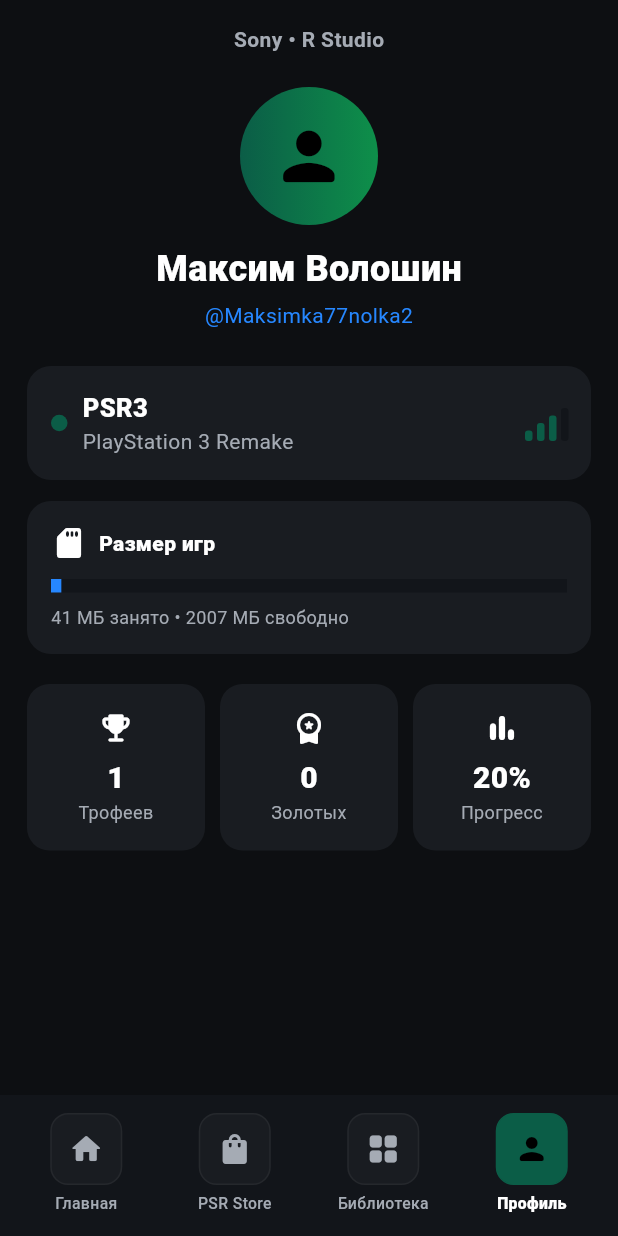
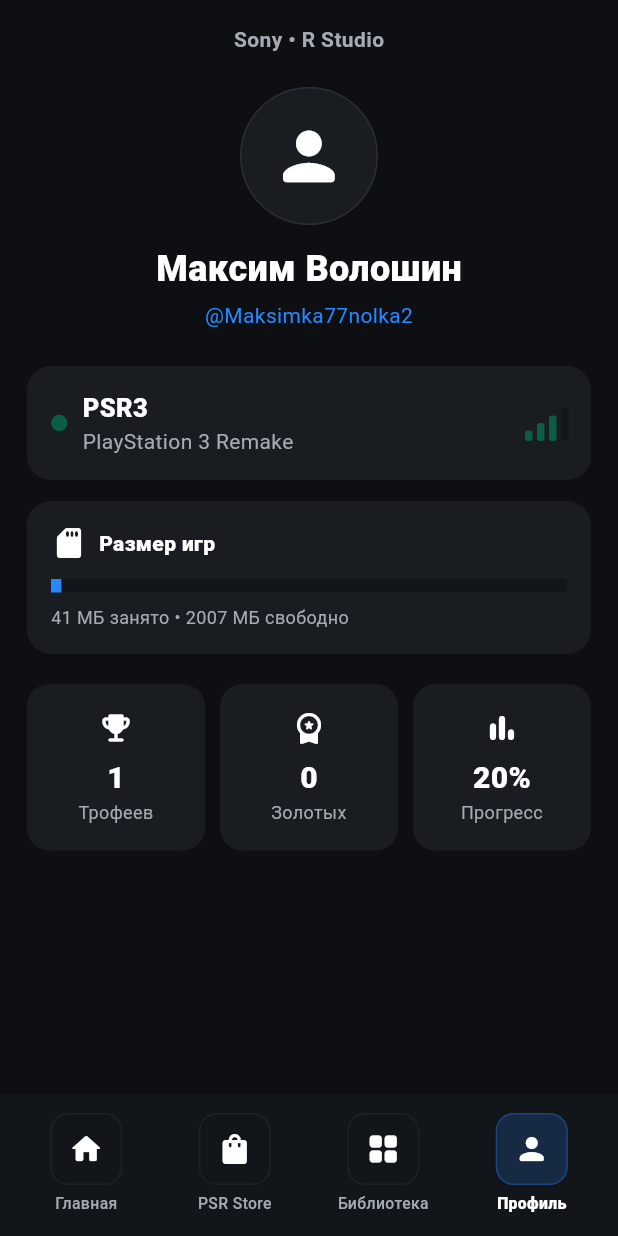
Before and after one commit to blubbery733/app-creat, a Flutter app: the Shell screen opened directly with empty values, item 4 of the bottom bar chosen, on a phone screen of 412 x 824 dp. Run offline on Flutter 3.47's test engine with Material 3 defaults, Android fonts, the phone set to English and light mode, and no system bars; our stand-ins replace audioplayers, flutter_svg, image_picker, shared_preferences; accounts and stored records are empty; project files that could hold a hidden picture were left out.

Commit message:
Polish PSR3 white icon styling

```diff
--- a/lib/main.dart
+++ b/lib/main.dart
@@ -449,17 +449,17 @@
                           width: 48,
                           height: 48,
                           decoration: BoxDecoration(
-                            color: active ? C.accent : C.card,
+                            color: active ? C.blue.withOpacity(.18) : Colors.transparent,
                             borderRadius: BorderRadius.circular(12),
                             border: Border.all(
                               color: active
-                                  ? C.accent
+                                  ? C.blue.withOpacity(.30)
                                   : Colors.white.withOpacity(.05),
                             ),
                           ),
                           child: Icon(
                             item.$1,
-                            color: active ? Colors.black : C.muted,
+                            color: Colors.white,
                           ),
                         ),
                         const SizedBox(height: 5),
@@ -887,7 +887,7 @@
       children: [
         Icon(
           icon,
-          color: C.accent,
+          color: Colors.white,
           size: 23,
         ),
         const SizedBox(width: 8),
@@ -1226,19 +1226,15 @@
     return Container(
       width: size,
       height: size,
-      decoration: const BoxDecoration(
+      decoration: BoxDecoration(
         shape: BoxShape.circle,
-        gradient: LinearGradient(
-          colors: [
-            C.accent,
-            Color(0xFF0E8F4A),
-          ],
-        ),
+        color: C.card,
+        border: Border.all(color: C.border),
       ),
       child: Icon(
         Icons.person_rounded,
         size: size * .56,
-        color: Colors.black,
+        color: Colors.white,
       ),
     );
   }
```
